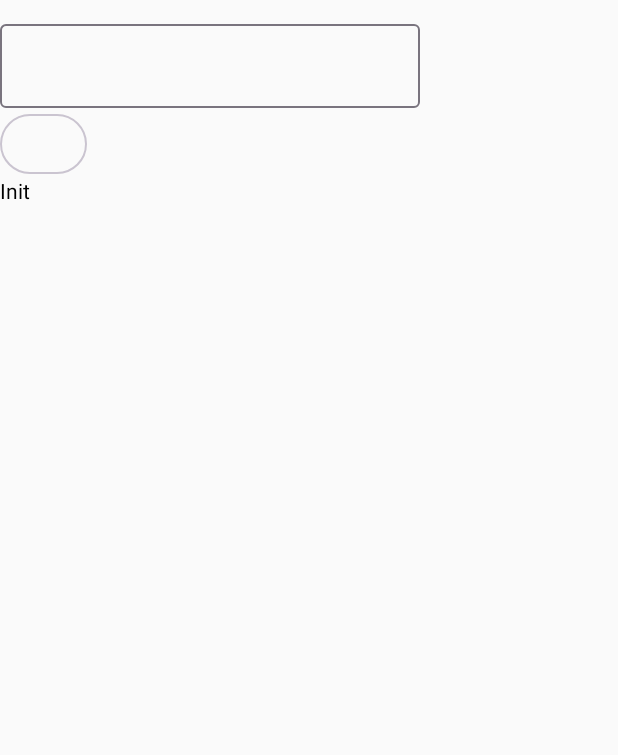
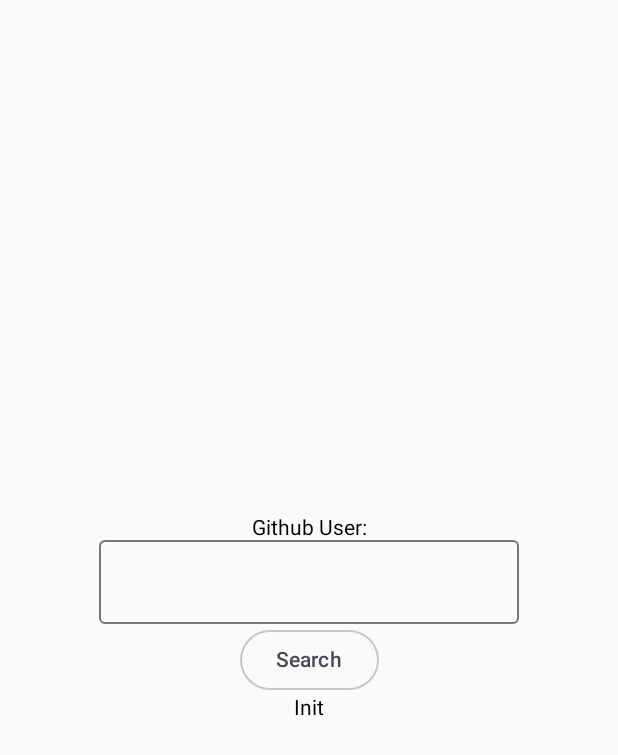
Before and after one commit to Isaac71412079/Ucbp1, an Android app built with Jetpack Compose: the screen it shows after launch (MainActivity), on a phone screen of 412 x 824 dp. Shown: the top 755 px of the screen. Run offline under Robolectric (Android 15) with nearby library versions, the phone set to English and light mode, and no system bars; pictures from the network do not load.

Commit message:
Tarea user gitub name-company-bio

```diff
--- a/app/src/main/java/com/example/ucbp1/features/github/data/api/dto/GithubDto.kt
+++ b/app/src/main/java/com/example/ucbp1/features/github/data/api/dto/GithubDto.kt
@@ -3,4 +3,7 @@ package com.example.ucbp1.features.github.data.api.dto
 import com.google.gson.annotations.SerializedName
 
 data class GithubDto(val login: String,
-                     @SerializedName("avatar_url") val url: String)
+                     @SerializedName("avatar_url") val url: String,
+                     val name: String?,
+                     val company: String?,
+                     val bio: String?)
--- a/app/src/main/java/com/example/ucbp1/features/github/data/repository/GithubRepository.kt
+++ b/app/src/main/java/com/example/ucbp1/features/github/data/repository/GithubRepository.kt
@@ -20,7 +20,10 @@ class GithubRepository(
                     it ->
                 return Result.success(UserModel(
                     nickname = it.login,
-                    pathUrl = it.url
+                    pathUrl = it.url,
+                    name = it.name ?: "Sin nombre",
+                    company = it.company ?: "Sin compañía",
+                    bio = it.bio ?: "Sin bio"
                 ))
             },
             onFailure = { exception ->
--- a/app/src/main/java/com/example/ucbp1/features/github/domain/model/UserModel.kt
+++ b/app/src/main/java/com/example/ucbp1/features/github/domain/model/UserModel.kt
@@ -1,3 +1,7 @@
 package com.example.ucbp1.features.github.domain.model
 
-data class UserModel(val nickname: String, val pathUrl: String)
+data class UserModel(val nickname: String,
+                     val name: String?,
+                     val company: String?,
+                     val bio: String?,
+                     val pathUrl: String)
--- a/app/src/main/java/com/example/ucbp1/features/github/presentation/GithubScreen.kt
+++ b/app/src/main/java/com/example/ucbp1/features/github/presentation/GithubScreen.kt
@@ -16,6 +16,9 @@ import androidx.compose.ui.layout.ContentScale
 import androidx.compose.ui.unit.dp
 import coil3.compose.AsyncImage
 import org.koin.androidx.compose.koinViewModel
+import androidx.compose.ui.Alignment
+import androidx.compose.foundation.layout.Arrangement
+import androidx.compose.foundation.layout.fillMaxSize
 
 @Composable
 fun GithubScreen( modifier: Modifier,
@@ -26,8 +29,12 @@ fun GithubScreen( modifier: Modifier,
 
     val state by vm.state.collectAsState()
 
-    Column {
-        Text("")
+    Column (
+        modifier = modifier.fillMaxSize(), // Ocupa toda la pantalla
+        verticalArrangement = Arrangement.Center, // Centra verticalmente
+        horizontalAlignment = Alignment.CenterHorizontally // Centra horizontalmente
+    ){
+        Text("Github User:")
         OutlinedTextField(
             value = nickname,
             onValueChange = { it ->
@@ -37,7 +44,7 @@ fun GithubScreen( modifier: Modifier,
         OutlinedButton(onClick = {
             vm.fetchAlias(nickname)
         }) {
-            Text("")
+            Text("Search")
         }
         when (val st = state) {
             is GithubViewModel.GithubStateUI.Error -> {
@@ -53,14 +60,17 @@ fun GithubScreen( modifier: Modifier,
             }
 
             is GithubViewModel.GithubStateUI.Success -> {
-                Text(st.github.nickname)
+                //Text(st.github.nickname)
                 AsyncImage(
                     model = st.github.pathUrl,
                     contentDescription = null,
-                    modifier = Modifier.size(100.dp),
+                    modifier = Modifier.size(170.dp),
                     contentScale = ContentScale.Crop,
                 )
-                Text(st.github.pathUrl)
+                Text(st.github.name ?: "Sin nombre")
+                Text(st.github.company ?: "Sin compañía")
+                Text(st.github.bio ?: "Sin bio")
+                //Text(st.github.pathUrl)
             }
         }
     }
```
